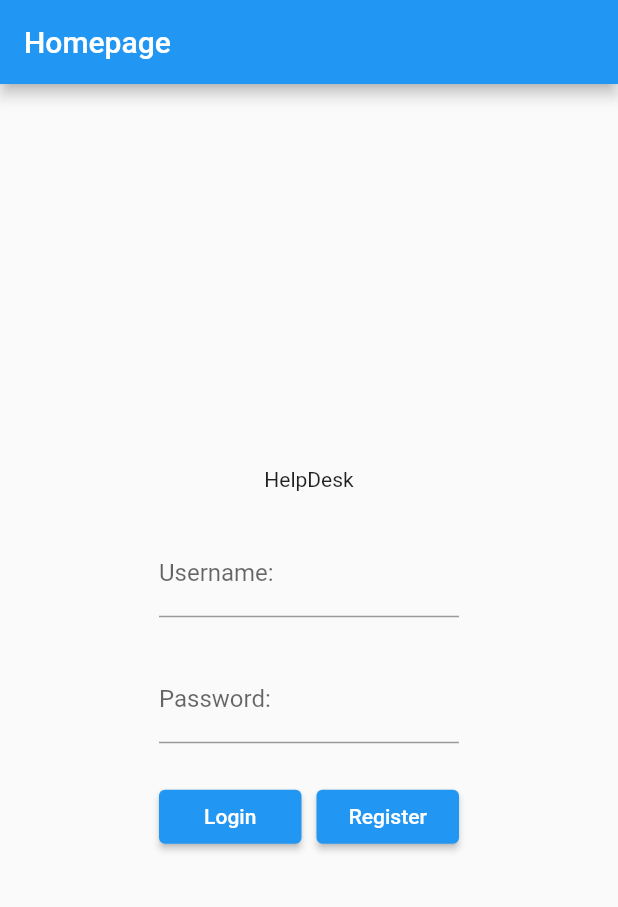
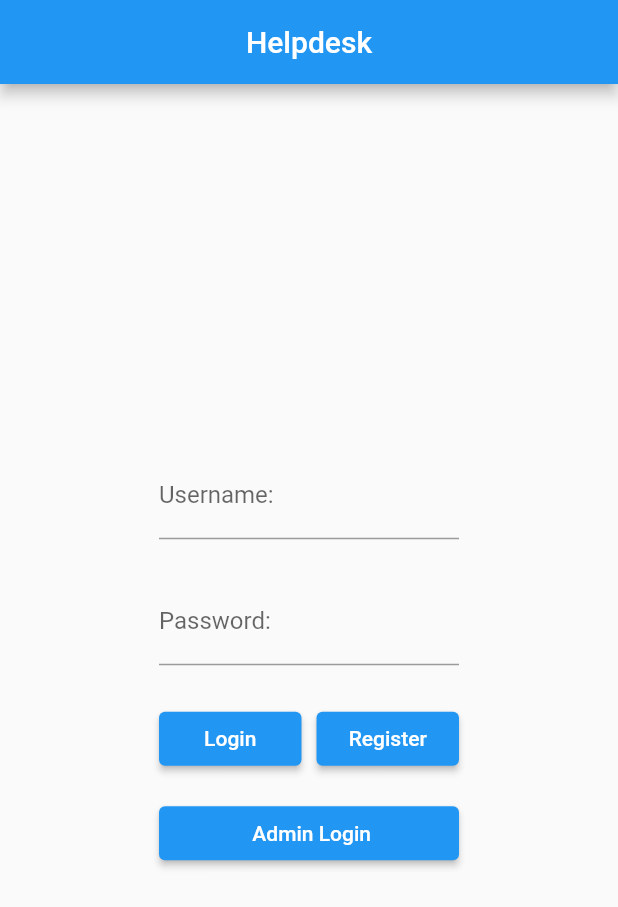
Before and after one commit to DoomMangoes/HelpDesk, a Flutter app: the screen it shows after launch, on a phone screen of 412 x 824 dp. Shown: the top 907 px of the screen. Run offline on Flutter 3.47's test engine with Material 2 defaults, Android fonts, the phone set to English and light mode, and no system bars.

Commit message:
user-admin login

```diff
--- a/lib/screens/loginPage.dart
+++ b/lib/screens/loginPage.dart
@@ -1,25 +1,62 @@
 import 'package:flutter/material.dart';
 import 'package:helpdesk/screens/homePage.dart';
 
-class LoginPage extends StatelessWidget {
+class LoginPage extends StatefulWidget {
   const LoginPage({super.key});
 
   @override
+  State<LoginPage> createState() => _LoginPageState();
+}
+
+class _LoginPageState extends State<LoginPage> {
+  @override
   Widget build(BuildContext context) {
+    late final TextEditingController _usernameController;
+    late final TextEditingController _passwordController;
+
+    @override
+    void initState() {
+      _usernameController = TextEditingController();
+      _passwordController = TextEditingController();
+      super.initState();
+    }
+
+    @override
+    void dispose() {
+      _usernameController.dispose();
+      _passwordController.dispose();
+      super.dispose();
+    }
+
+    void alert(String message) {
+      showDialog(
+          context: context,
+          builder: (BuildContext context) {
+            return AlertDialog(
+                title: Text(message, textAlign: TextAlign.center),
+                actions: <Widget>[
+                  ElevatedButton(
+                      onPressed: () {
+                        setState(() {
+                          Navigator.of(context).pop();
+                        });
+                      },
+                      child: Center(child: Text("Back"))),
+                ]);
+          });
+    }
+
     return Scaffold(
       appBar: AppBar(
         // The title text which will be shown on the action bar
-        title: Text("Homepage"),
+        title: Text("Helpdesk"),
+        centerTitle: true,
       ),
       body: Center(
         child: Column(
           mainAxisAlignment: MainAxisAlignment.center,
           crossAxisAlignment: CrossAxisAlignment.center,
           children: [
-            Text("HelpDesk"),
-            SizedBox(
-              height: 25,
-            ),
             Container(
               width: 200,
               child: TextField(
@@ -73,6 +110,27 @@ class LoginPage extends StatelessWidget {
                 ],
               ),
             ),
+            SizedBox(
+              height: 15,
+            ),
+            Container(
+              width: 200,
+              child: Row(
+                children: [
+                  Expanded(
+                    child: ElevatedButton(
+                      onPressed: () {
+                        Navigator.push(
+                            context,
+                            MaterialPageRoute(
+                                builder: (context) => const HomePage()));
+                      },
+                      child: Text(" Admin Login"),
+                    ),
+                  ),
+                ],
+              ),
+            ),
           ],
         ),
       ),
```
